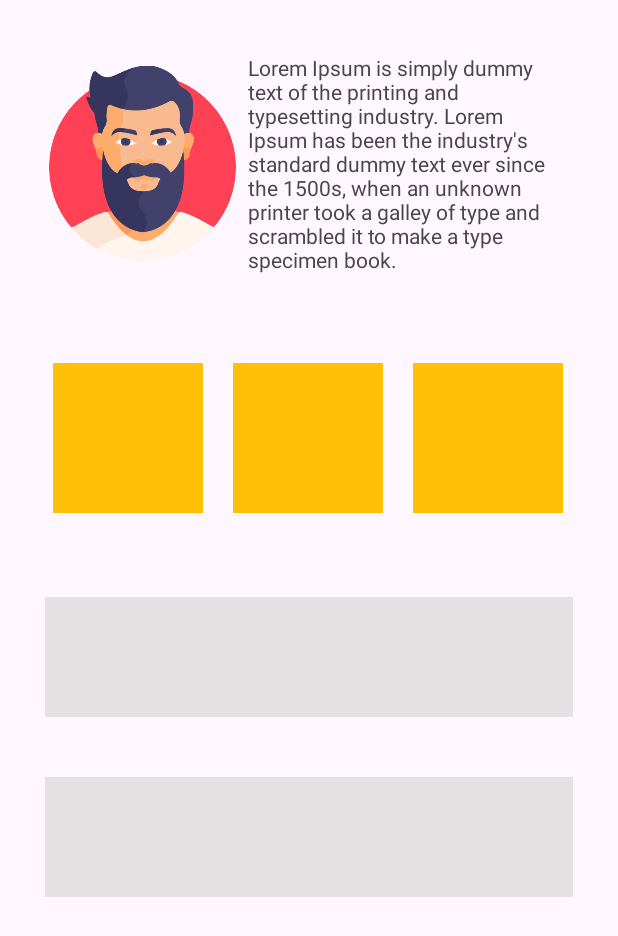
After one commit to Sonykhan1121/Android_Development, an Android app: the LinearLayoutUIActivity screen opened directly, with no data from a screen before it, on a phone screen of 412 x 824 dp. The commit adds this screen. Shown: the top 936 px of the screen. Run offline under Robolectric (Android 15) with nearby library versions, the phone set to English and light mode, and no system bars.

Commit message:
Made a UI by multiple Linear Layout

```diff
--- a/app/src/main/AndroidManifest.xml
+++ b/app/src/main/AndroidManifest.xml
@@ -13,8 +13,11 @@
         android:theme="@style/Theme.FirstApplication"
         tools:targetApi="31">
         <activity
+            android:name=".LinearLayoutUIActivity"
+            android:exported="false" />
+        <activity
             android:name=".RelativeActivity"
-            android:exported="true" >
+            android:exported="true">
             <intent-filter>
                 <action android:name="android.intent.action.MAIN" />
 
@@ -23,9 +26,7 @@
         </activity>
         <activity
             android:name=".MainActivity"
-            android:exported="true">
-
-        </activity>
+            android:exported="true"></activity>
     </application>
 
 </manifest>
--- /dev/null
+++ b/app/src/main/java/com/example/firstapplication/LinearLayoutUIActivity.kt
@@ -0,0 +1,11 @@
+package com.example.firstapplication
+
+import androidx.appcompat.app.AppCompatActivity
+import android.os.Bundle
+
+class LinearLayoutUIActivity : AppCompatActivity() {
+    override fun onCreate(savedInstanceState: Bundle?) {
+        super.onCreate(savedInstanceState)
+        setContentView(R.layout.activity_linear_layout_uiactivity)
+    }
+}
--- /dev/null
+++ b/app/src/main/res/layout/activity_linear_layout_uiactivity.xml
@@ -0,0 +1,74 @@
+<?xml version="1.0" encoding="utf-8"?>
+<LinearLayout xmlns:android="http://schemas.android.com/apk/res/android"
+    xmlns:app="http://schemas.android.com/apk/res-auto"
+    xmlns:tools="http://schemas.android.com/tools"
+    android:layout_width="match_parent"
+    android:layout_height="match_parent"
+    tools:context=".LinearLayoutUIActivity"
+    android:orientation="vertical"
+    android:weightSum="4"
+    android:padding="10dp"
+    >
+
+    <LinearLayout
+        android:layout_width="wrap_content"
+        android:layout_height="156dp"
+        android:layout_margin="20dp"
+        android:layout_weight="0.2"
+        android:orientation="horizontal"
+        >
+
+        <ImageView
+            android:layout_width="130dp"
+            android:layout_height="157dp"
+            android:src="@drawable/man" />
+
+        <TextView
+            android:layout_width="wrap_content"
+            android:layout_height="wrap_content"
+            android:padding="5dp"
+            android:text="@string/intro" />
+
+    </LinearLayout>
+
+    <LinearLayout
+        android:layout_width="wrap_content"
+        android:layout_height="wrap_content"
+        android:layout_weight="0.2"
+        android:orientation="horizontal"
+        android:padding="25dp">
+
+        <TextView
+            android:layout_width="100dp"
+            android:layout_height="100dp"
+            android:background="#FFC107" />
+        <TextView android:layout_marginLeft="20dp"
+            android:layout_width="100dp"
+            android:layout_height="100dp"
+            android:background="#FFC107" />
+        <TextView
+            android:layout_marginLeft="20dp"
+            android:layout_width="100dp"
+            android:layout_height="100dp"
+            android:background="#FFC107" />
+
+    </LinearLayout>
+
+    <LinearLayout
+        android:layout_width="match_parent"
+        android:layout_height="wrap_content"
+        android:layout_margin="20dp"
+        android:layout_weight="2.5"
+        android:orientation="vertical">
+
+        <TextView
+            android:layout_width="match_parent"
+            android:layout_height="80dp"
+            android:background="#E3E1E1" />
+        <TextView
+            android:layout_marginTop="40dp"
+            android:layout_width="match_parent"
+            android:layout_height="80dp"
+            android:background="#E3E1E1" />
+    </LinearLayout>
+</LinearLayout>
--- a/app/src/main/res/values/strings.xml
+++ b/app/src/main/res/values/strings.xml
@@ -5,4 +5,5 @@
     <string name="sign_up_logo">Sign Up Logo</string>
     <string name="enter_email">Enter Email</string>
     <string name="enter_password">Enter Password</string>
+    <string name="intro">Lorem Ipsum is simply dummy text of the printing and typesetting industry. Lorem Ipsum has been the industry\'s standard dummy text ever since the 1500s, when an unknown printer took a galley of type and scrambled it to make a type specimen book.</string>
 </resources>
```
Also changed, not shown: app/src/main/res/drawable/man.png (added).
